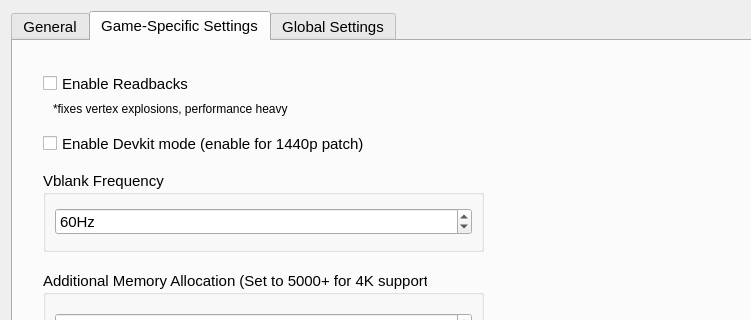
Old version of the form settings/ShadSettings.ui in the repository rainmakerv3/BB_Launcher; both pictures show x 0 to 751 and y 0 to 320 of the 1005 by 797 pixel window.
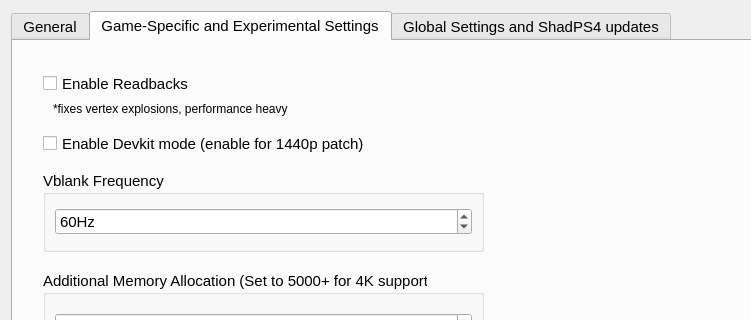
New version of the form. The open tabs and pages were chosen to show the change. Icons and pictures are not drawn.

Commit message: Include portable folder setting in settinglist, edit settings labels

The edit to the form file:
```diff
--- a/settings/ShadSettings.ui
+++ b/settings/ShadSettings.ui
@@ -748,7 +748,7 @@
      </widget>
      <widget class="QWidget" name="tab_3">
       <attribute name="title">
-       <string>Game-Specific Settings</string>
+       <string>Game-Specific and Experimental Settings</string>
       </attribute>
       <widget class="QCheckBox" name="DevkitCheckBox">
        <property name="geometry">
@@ -872,7 +872,7 @@
      </widget>
      <widget class="QWidget" name="tab_2">
       <attribute name="title">
-       <string>Global Settings</string>
+       <string>Global Settings and ShadPS4 updates</string>
       </attribute>
       <widget class="QCheckBox" name="discordRPCCheckbox">
        <property name="geometry">
```
Left out of the diff: 2 changed lines with no effect on the pictures. The commit also changes 1 other file.
